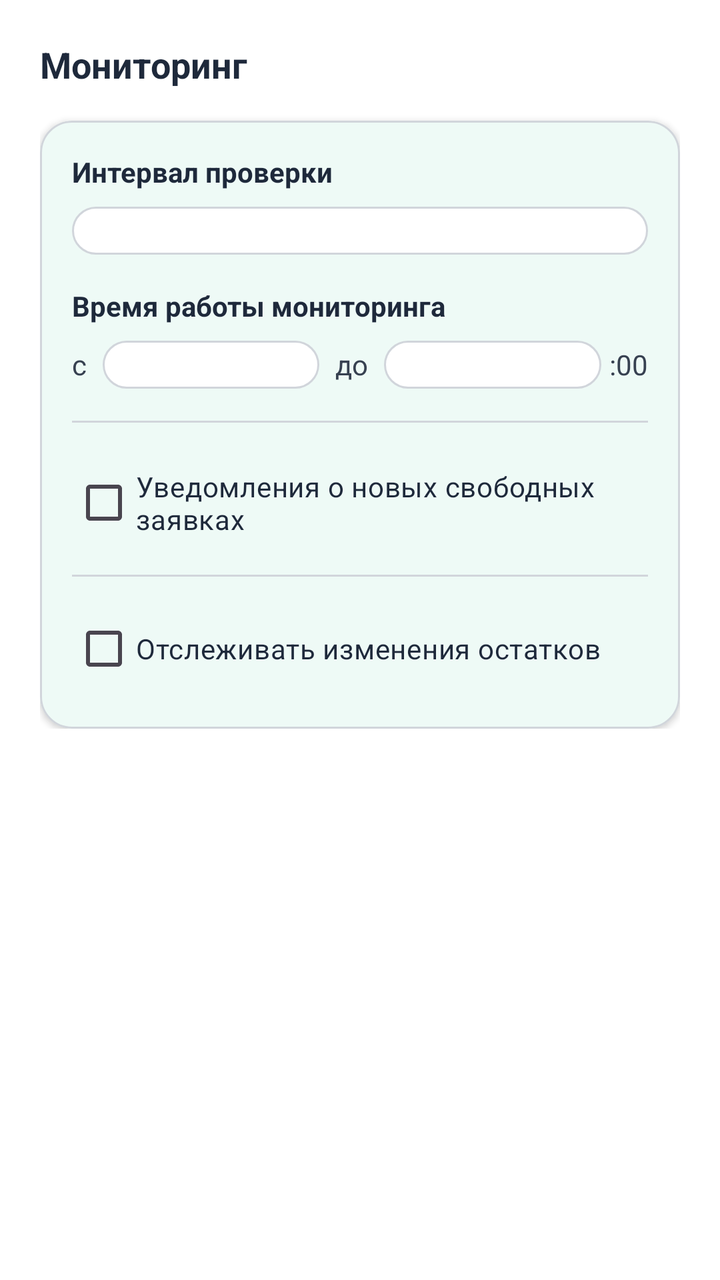
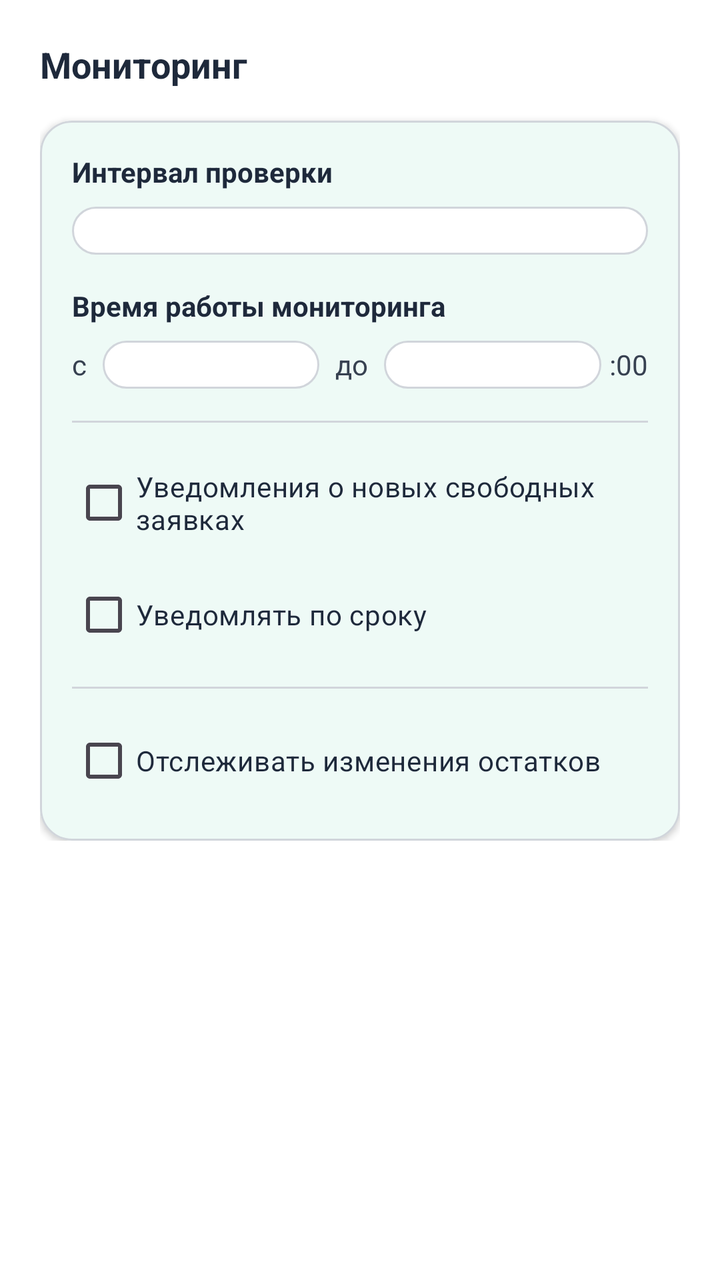

The first picture is an Android layout as it rendered before a commit; the second is the same layout after the commit. The layout source and the unified diff follow.
<!-- AndroidManifest.xml: application theme Theme.MrCWarehouse -->
<!-- res/layout/dialog_app_settings.xml -->
<?xml version="1.0" encoding="utf-8"?>
<ScrollView xmlns:android="http://schemas.android.com/apk/res/android"
    xmlns:app="http://schemas.android.com/apk/res-auto"
    android:layout_width="match_parent"
    android:layout_height="wrap_content"
    android:background="@color/bg_card">

    <LinearLayout
        android:layout_width="match_parent"
        android:layout_height="wrap_content"
        android:orientation="vertical"
        android:padding="20dp">

        <TextView
            android:layout_width="wrap_content"
            android:layout_height="wrap_content"
            android:text="Мониторинг"
            android:textColor="@color/text_primary"
            android:textSize="18sp"
            android:textStyle="bold" />

        <com.google.android.material.card.MaterialCardView
            android:layout_width="match_parent"
            android:layout_height="wrap_content"
            android:layout_marginTop="16dp"
            app:cardBackgroundColor="@color/bg_card"
            app:cardCornerRadius="16dp"
            app:cardElevation="2dp"
            app:strokeColor="@color/divider"
            app:strokeWidth="1dp">

            <LinearLayout
                android:layout_width="match_parent"
                android:layout_height="wrap_content"
                android:orientation="vertical"
                android:padding="16dp">

                
                <TextView
                    android:layout_width="wrap_content"
                    android:layout_height="wrap_content"
                    android:text="Интервал проверки"
                    android:textColor="@color/text_primary"
                    android:textSize="14sp"
                    android:textStyle="bold" />

                <Spinner
                    android:id="@+id/spinnerPollInterval"
                    android:layout_width="match_parent"
                    android:layout_height="wrap_content"
                    android:layout_marginTop="8dp"
                    android:background="@drawable/input_bg"
                    android:padding="12dp" />

                
                <TextView
                    android:layout_width="wrap_content"
                    android:layout_height="wrap_content"
                    android:layout_marginTop="16dp"
                    android:text="Время работы мониторинга"
                    android:textColor="@color/text_primary"
                    android:textSize="14sp"
                    android:textStyle="bold" />

                <LinearLayout
                    android:layout_width="match_parent"
                    android:layout_height="wrap_content"
                    android:layout_marginTop="8dp"
                    android:gravity="center_vertical"
                    android:orientation="horizontal">

                    <TextView
                        android:layout_width="wrap_content"
                        android:layout_height="wrap_content"
                        android:text="с"
                        android:textColor="@color/text_secondary"
                        android:textSize="14sp" />

                    <Spinner
                        android:id="@+id/spinnerStartHour"
                        android:layout_width="0dp"
                        android:layout_height="wrap_content"
                        android:layout_marginStart="8dp"
                        android:layout_weight="1"
                        android:background="@drawable/input_bg"
                        android:padding="12dp" />

                    <TextView
                        android:layout_width="wrap_content"
                        android:layout_height="wrap_content"
                        android:layout_marginStart="8dp"
                        android:text="до"
                        android:textColor="@color/text_secondary"
                        android:textSize="14sp" />

                    <Spinner
                        android:id="@+id/spinnerEndHour"
                        android:layout_width="0dp"
                        android:layout_height="wrap_content"
                        android:layout_marginStart="8dp"
                        android:layout_weight="1"
                        android:background="@drawable/input_bg"
                        android:padding="12dp" />

                    <TextView
                        android:layout_width="wrap_content"
                        android:layout_height="wrap_content"
                        android:layout_marginStart="4dp"
                        android:text=":00"
                        android:textColor="@color/text_secondary"
                        android:textSize="14sp" />

                </LinearLayout>

                
                <View
                    android:layout_width="match_parent"
                    android:layout_height="1dp"
                    android:layout_marginVertical="16dp"
                    android:background="@color/divider" />

                
                <CheckBox
                    android:id="@+id/cbNotifications"
                    android:layout_width="match_parent"
                    android:layout_height="wrap_content"
                    android:text="Уведомления о новых свободных заявках"
                    android:textColor="@color/text_primary"
                    android:textSize="14sp" />

                
                <View
                    android:layout_width="match_parent"
                    android:layout_height="1dp"
                    android:layout_marginVertical="12dp"
                    android:background="@color/divider" />

                
                <CheckBox
                    android:id="@+id/cbBalanceMonitoring"
                    android:layout_width="match_parent"
                    android:layout_height="wrap_content"
                    android:text="Отслеживать изменения остатков"
                    android:textColor="@color/text_primary"
                    android:textSize="14sp" />

                <TextView
                    android:id="@+id/tvStorageLabel"
                    android:layout_width="wrap_content"
                    android:layout_height="wrap_content"
                    android:layout_marginTop="12dp"
                    android:text="Выберите склад для мониторинга"
                    android:textColor="@color/text_secondary"
                    android:textSize="13sp"
                    android:visibility="gone" />

                <Spinner
                    android:id="@+id/spinnerStorage"
                    android:layout_width="match_parent"
                    android:layout_height="wrap_content"
                    android:layout_marginTop="8dp"
                    android:background="@drawable/input_bg"
                    android:padding="12dp"
                    android:visibility="gone" />

            </LinearLayout>
        </com.google.android.material.card.MaterialCardView>

    </LinearLayout>
</ScrollView>
<!-- resources referenced by this layout -->
<resources>
  <color name="bg_card">#FFFFFF</color>
  <color name="divider">#D1D5DB</color>
  <color name="text_primary">#1E293B</color>
  <color name="text_secondary">#374151</color>
  <!-- drawable input_bg (drawable) -->
  <?xml version="1.0" encoding="utf-8"?>
  <shape xmlns:android="http://schemas.android.com/apk/res/android"
      android:shape="rectangle">
      <solid android:color="@color/white" />
      <stroke
          android:width="1dp"
          android:color="@color/divider" />
      <corners android:radius="12dp" />
  </shape>
  <style name="Theme.MrCWarehouse" parent="Theme.Material3.DayNight.NoActionBar">
          <item name="colorPrimary">@color/primary</item>
          <item name="colorPrimaryDark">@color/primary_dark</item>
          <item name="colorAccent">@color/primary</item>
          <item name="colorOnPrimary">@color/text_on_primary</item>
          <item name="colorSecondary">@color/secondary</item>
          <item name="colorOnSecondary">@color/white</item>
          <item name="colorSurface">@color/bg_card</item>
          <item name="colorOnSurface">@color/text_primary</item>
          <item name="android:statusBarColor">@color/primary_dark</item>
          <item name="android:navigationBarColor">@color/primary</item>
          <item name="android:windowBackground">@color/bg_main</item>
          <item name="materialCardViewStyle">@style/CardView.Solid</item>
      </style>
  <color name="white">#FFFFFF</color>
  <color name="primary">#10B981</color>
  <color name="primary_dark">#059669</color>
  <color name="text_on_primary">#FFFFFF</color>
  <color name="secondary">#059669</color>
  <color name="bg_main">#F5F7FA</color>
  <style name="CardView.Solid" parent="Widget.Material3.CardView.Filled">
          <item name="cardElevation">2dp</item>
          <item name="cardCornerRadius">16dp</item>
          <item name="cardBackgroundColor">@color/bg_card</item>
          <item name="strokeColor">@android:color/transparent</item>
          <item name="strokeWidth">0dp</item>
      </style>
</resources>

<!-- the commit's change to res/layout/dialog_app_settings.xml (unified diff, before → after) -->
@@ -129,6 +129,16 @@
                     android:textSize="14sp" />
 
                 
+                <CheckBox
+                    android:id="@+id/cbNotifyDeadline"
+                    android:layout_width="match_parent"
+                    android:layout_height="wrap_content"
+                    android:layout_marginTop="8dp"
+                    android:text="Уведомлять по сроку"
+                    android:textColor="@color/text_primary"
+                    android:textSize="14sp" />
+
+                
                 <View
                     android:layout_width="match_parent"
                     android:layout_height="1dp"
<!-- resource entries referenced after the edit -->
@@ -14,7 +14,7 @@
           android:color="@color/divider" />
       <corners android:radius="12dp" />
   </shape>
-  <style name="Theme.MrCWarehouse" parent="Theme.Material3.DayNight.NoActionBar">
+  <style name="Theme.MrCWarehouse" parent="Theme.Material3.Light.NoActionBar">
           <item name="colorPrimary">@color/primary</item>
           <item name="colorPrimaryDark">@color/primary_dark</item>
           <item name="colorAccent">@color/primary</item>
